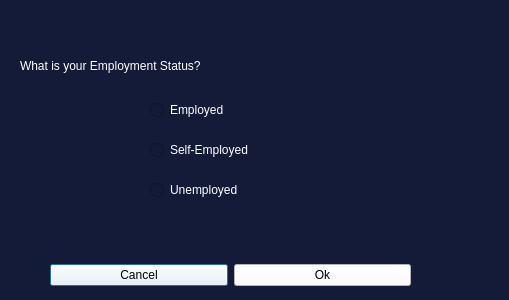
Prasiddhi16/Drishya, file secdialog.ui: the form before one commit.
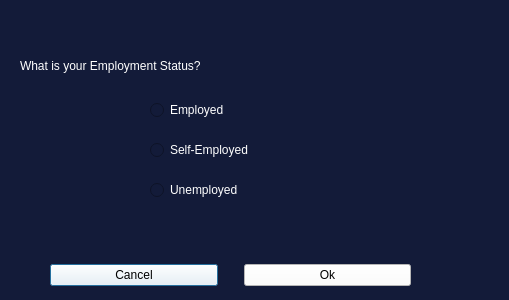
The form after the commit.

The edit to the form file:
```diff
--- a/secdialog.ui
+++ b/secdialog.ui
@@ -102,6 +102,19 @@
       </property>
      </widget>
     </item>
+    <item>
+     <spacer name="verticalSpacer">
+      <property name="orientation">
+       <enum>Qt::Orientation::Vertical</enum>
+      </property>
+      <property name="sizeHint" stdset="0">
+       <size>
+        <width>20</width>
+        <height>40</height>
+       </size>
+      </property>
+     </spacer>
+    </item>
     <item>
      <widget class="QPushButton" name="eyes">
       <property name="styleSheet">
```
